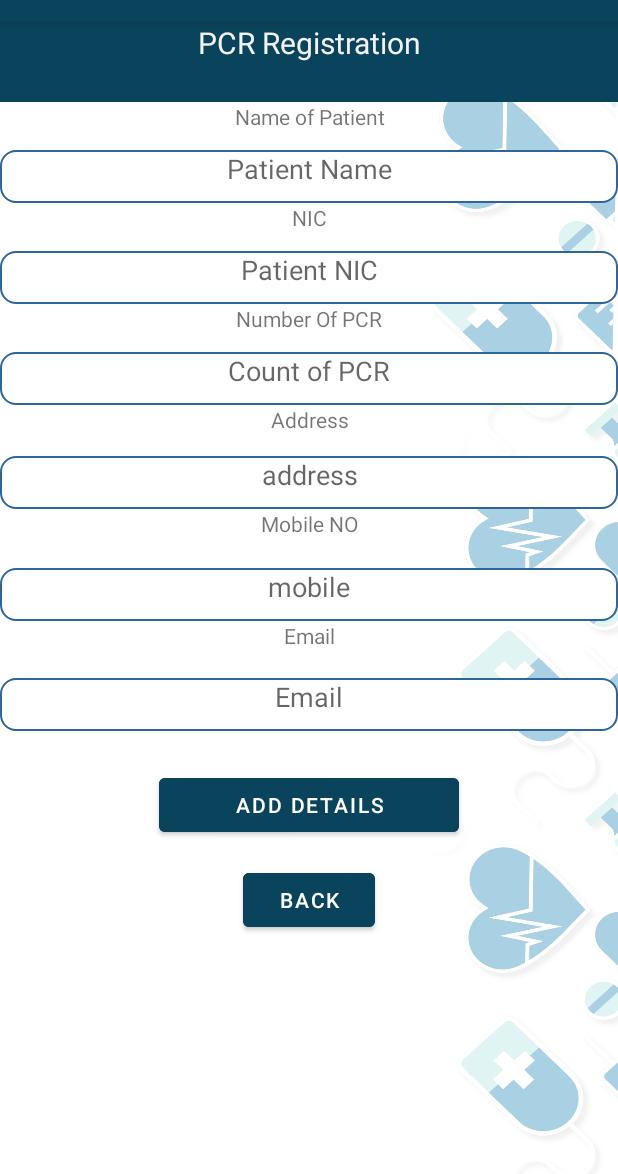
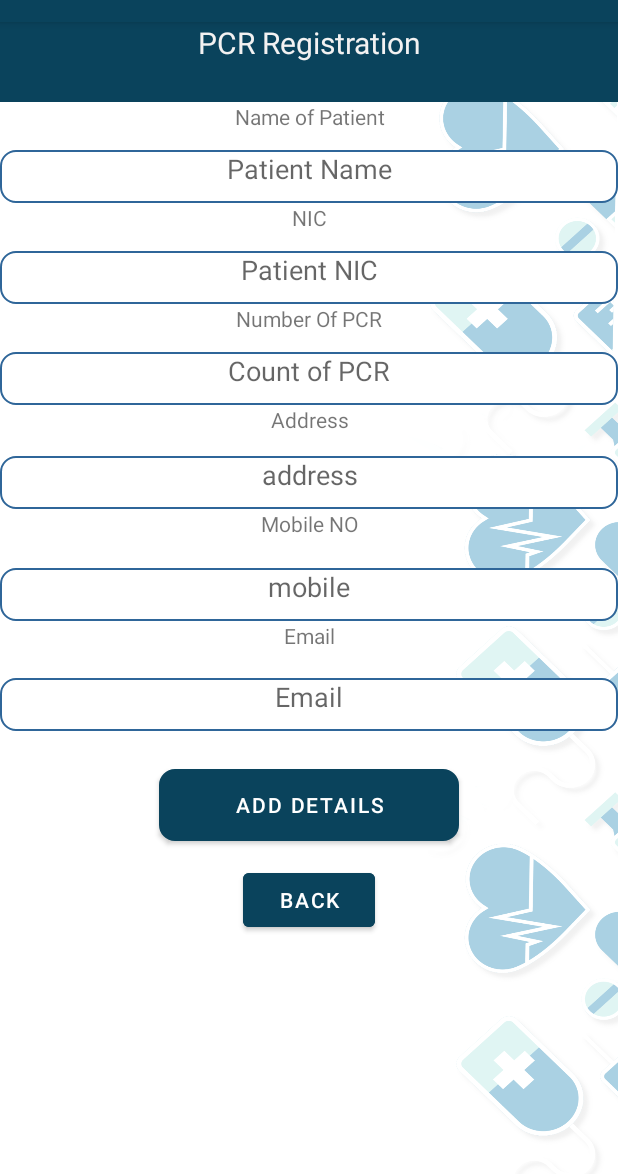
Before and after one commit to DevshanL/AdIKTHealthcareApp, an Android app: the pcrregister screen opened directly, with no data from a screen before it, on a phone screen of 412 x 824 dp, the part 62-1236 px from its top. Run offline under Robolectric (Android 15) with nearby library versions, the phone set to English and light mode, and no system bars; our stand-ins replace Firebase (no records; nobody signed in at launch, a user with empty details on screens opened directly).

Commit message:
changed pcr registration interface

```diff
--- a/app/src/main/res/layout/activity_pcrregister.xml
+++ b/app/src/main/res/layout/activity_pcrregister.xml
@@ -135,6 +135,7 @@
         android:layout_marginTop="25dp"
         android:layout_marginBottom="5dp"
         android:backgroundTint="@color/btn"
+        android:background="@drawable/rounded"
         android:gravity="center"
         android:text="@string/buttonSave"
          />
```
